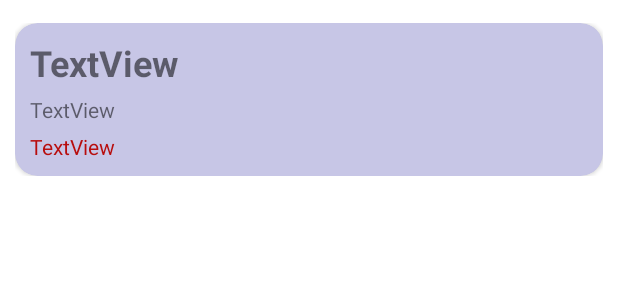
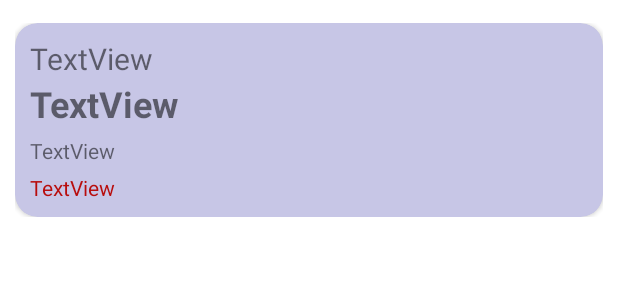
Before and after one commit to MyVoidOF/Uas_Mobile_Programming, an Android app: the layout item_listmhs.xml on its own in the app's theme, with its tools: preview values and no code run, on a phone screen of 412 x 824 dp. Shown: the top 300 px of the screen. Run offline under Robolectric (Android 15) with nearby library versions, the phone set to English and light mode, and no system bars.

Commit message:
Jawaban UAS Mobile Programming 100% Benar

```diff
--- a/app/src/main/res/layout/item_listmhs.xml
+++ b/app/src/main/res/layout/item_listmhs.xml
@@ -1,6 +1,7 @@
 <?xml version="1.0" encoding="utf-8"?>
 <LinearLayout xmlns:android="http://schemas.android.com/apk/res/android"
     xmlns:app="http://schemas.android.com/apk/res-auto"
+    android:id="@+id/tvA"
     android:layout_width="match_parent"
     android:layout_height="wrap_content"
     android:layout_marginLeft="10dp"
@@ -20,6 +21,13 @@
             android:layout_width="match_parent"
             android:layout_height="match_parent"
             android:orientation="vertical">
+
+            <TextView
+                android:id="@+id/tvAngka"
+                android:layout_width="wrap_content"
+                android:layout_height="wrap_content"
+                android:text="TextView"
+                android:textSize="20sp" />
 
             <TextView
                 android:id="@+id/tvNamaVal"
```
Also changed, not shown: app/src/main/java/com/example/belajarsqlite/DbHelper.java (+42 -7 lines), app/src/main/java/com/example/belajarsqlite/ListMhsActivity.java (+22 -6 lines), app/src/main/java/com/example/belajarsqlite/MainActivity.java (+45 -27 lines), app/src/main/java/com/example/belajarsqlite/MhsAdapter.java (+28 -6 lines), app/src/main/java/com/example/belajarsqlite/MhsModel.java (+41 -13 lines).
